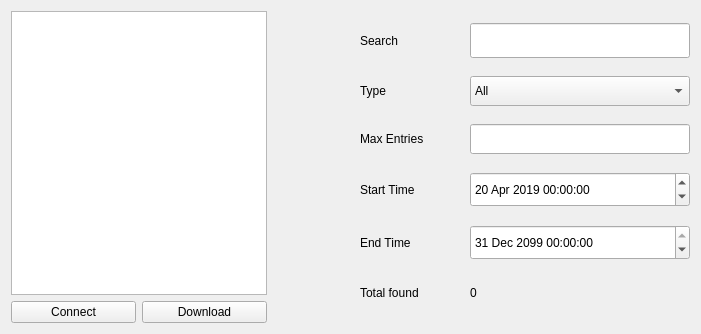
The window that Form.ui (polmonroig/calendar_api) describes before a commit, drawn with Qt 5.
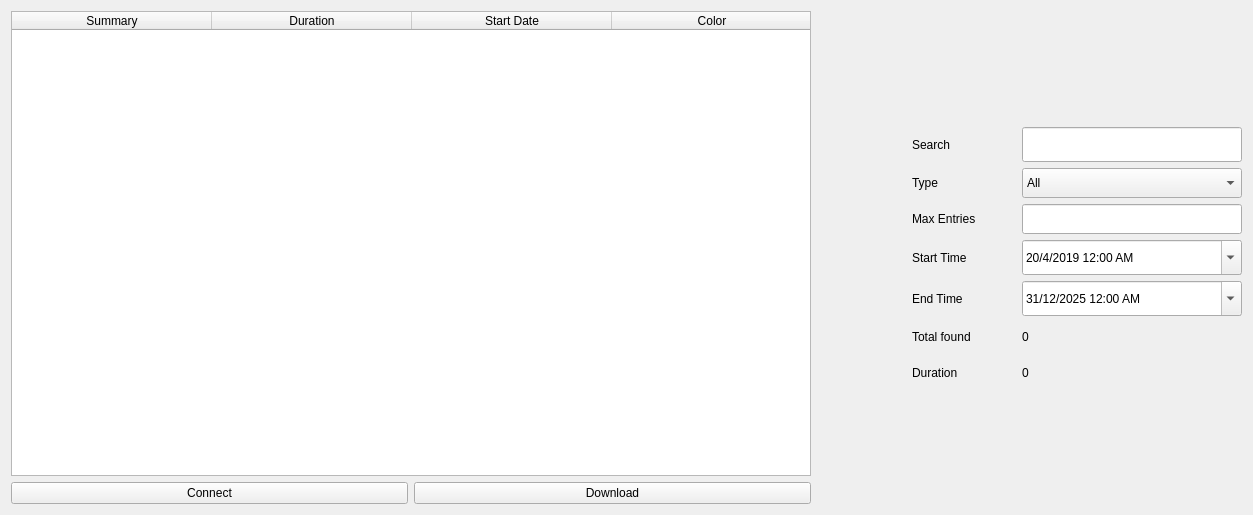
The same window after the commit. Custom widgets are drawn as their Qt base class.

Commit message: Add duration and start time

```diff
--- a/Form.ui
+++ b/Form.ui
@@ -6,8 +6,8 @@
    <rect>
     <x>0</x>
     <y>0</y>
-    <width>701</width>
-    <height>334</height>
+    <width>1253</width>
+    <height>515</height>
    </rect>
   </property>
   <property name="windowTitle">
@@ -19,10 +19,65 @@
      <item>
       <layout class="QVBoxLayout" name="verticalLayout">
        <item>
-        <widget class="EventsList" name="listWidget"/>
+        <layout class="QHBoxLayout" name="horizontalLayout"/>
        </item>
+      </layout>
+     </item>
+     <item>
+      <layout class="QVBoxLayout" name="verticalLayout_3">
        <item>
-        <layout class="QHBoxLayout" name="horizontalLayout">
+        <widget class="EventsTable" name="tableWidget">
+         <property name="minimumSize">
+          <size>
+           <width>800</width>
+           <height>0</height>
+          </size>
+         </property>
+         <property name="maximumSize">
+          <size>
+           <width>800</width>
+           <height>16777215</height>
+          </size>
+         </property>
+         <property name="verticalScrollBarPolicy">
+          <enum>Qt::ScrollBarAsNeeded</enum>
+         </property>
+         <property name="horizontalScrollBarPolicy">
+          <enum>Qt::ScrollBarAlwaysOff</enum>
+         </property>
+         <property name="sortingEnabled">
+          <bool>true</bool>
+         </property>
+         <attribute name="horizontalHeaderDefaultSectionSize">
+          <number>200</number>
+         </attribute>
+         <attribute name="horizontalHeaderMinimumSectionSize">
+          <number>200</number>
+         </attribute>
+         <column>
+          <property name="text">
+           <string>Summary</string>
+          </property>
+         </column>
+         <column>
+          <property name="text">
+           <string>Duration</string>
+          </property>
+         </column>
+         <column>
+          <property name="text">
+           <string>Start Date</string>
+          </property>
+         </column>
+         <column>
+          <property name="text">
+           <string>Color</string>
+          </property>
+         </column>
+        </widget>
+       </item>
+       <item>
+        <layout class="QHBoxLayout" name="horizontalLayout_9">
          <item>
           <widget class="QPushButton" name="pushButton">
            <property name="text">
@@ -56,6 +111,19 @@
      </item>
      <item>
       <layout class="QVBoxLayout" name="verticalLayout_2">
+       <item>
+        <spacer name="verticalSpacer">
+         <property name="orientation">
+          <enum>Qt::Vertical</enum>
+         </property>
+         <property name="sizeHint" stdset="0">
+          <size>
+           <width>20</width>
+           <height>40</height>
+          </size>
+         </property>
+        </spacer>
+       </item>
        <item>
         <layout class="QHBoxLayout" name="horizontalLayout_8">
          <item>
@@ -65,6 +133,19 @@
            </property>
           </widget>
          </item>
+         <item>
+          <spacer name="horizontalSpacer_7">
+           <property name="orientation">
+            <enum>Qt::Horizontal</enum>
+           </property>
+           <property name="sizeHint" stdset="0">
+            <size>
+             <width>40</width>
+             <height>20</height>
+            </size>
+           </property>
+          </spacer>
+         </item>
          <item>
           <widget class="QLineEdit" name="lineEdit_2">
            <property name="minimumSize">
@@ -275,6 +356,12 @@
              <day>20</day>
             </date>
            </property>
+           <property name="displayFormat">
+            <string>d/M/yyyy h:mm AP</string>
+           </property>
+           <property name="calendarPopup">
+            <bool>true</bool>
+           </property>
           </widget>
          </item>
         </layout>
@@ -317,11 +404,27 @@
            </property>
            <property name="date">
             <date>
-             <year>2099</year>
+             <year>2025</year>
              <month>12</month>
              <day>31</day>
             </date>
            </property>
+           <property name="maximumDateTime">
+            <datetime>
+             <hour>13</hour>
+             <minute>59</minute>
+             <second>59</second>
+             <year>9925</year>
+             <month>12</month>
+             <day>31</day>
+            </datetime>
+           </property>
+           <property name="displayFormat">
+            <string>d/M/yyyy h:mm AP</string>
+           </property>
+           <property name="calendarPopup">
+            <bool>true</bool>
+           </property>
           </widget>
          </item>
         </layout>
@@ -369,6 +472,62 @@
          </item>
         </layout>
        </item>
+       <item>
+        <layout class="QHBoxLayout" name="horizontalLayout_10">
+         <item>
+          <widget class="QLabel" name="label_8">
+           <property name="text">
+            <string>Duration</string>
+           </property>
+          </widget>
+         </item>
+         <item>
+          <spacer name="horizontalSpacer_9">
+           <property name="orientation">
+            <enum>Qt::Horizontal</enum>
+           </property>
+           <property name="sizeHint" stdset="0">
+            <size>
+             <width>40</width>
+             <height>20</height>
+            </size>
+           </property>
+          </spacer>
+         </item>
+         <item>
+          <widget class="QLabel" name="label_9">
+           <property name="minimumSize">
+            <size>
+             <width>220</width>
+             <height>30</height>
+            </size>
+           </property>
+           <property name="maximumSize">
+            <size>
+             <width>220</width>
+             <height>30</height>
+            </size>
+           </property>
+           <property name="text">
+            <string>0</string>
+           </property>
+          </widget>
+         </item>
+        </layout>
+       </item>
+       <item>
+        <spacer name="verticalSpacer_2">
+         <property name="orientation">
+          <enum>Qt::Vertical</enum>
+         </property>
+         <property name="sizeHint" stdset="0">
+          <size>
+           <width>20</width>
+           <height>40</height>
+          </size>
+         </property>
+        </spacer>
+       </item>
       </layout>
      </item>
     </layout>
@@ -377,9 +536,9 @@
  </widget>
  <customwidgets>
   <customwidget>
-   <class>EventsList</class>
-   <extends>QListWidget</extends>
-   <header>events_list</header>
+   <class>EventsTable</class>
+   <extends>QTableWidget</extends>
+   <header>events_table</header>
    <slots>
     <signal>send_entries(int)</signal>
     <slot>add_list_elements()</slot>
```
Left out of the diff: 147 changed lines with no effect on the pictures. The commit also changes 3 other files.
